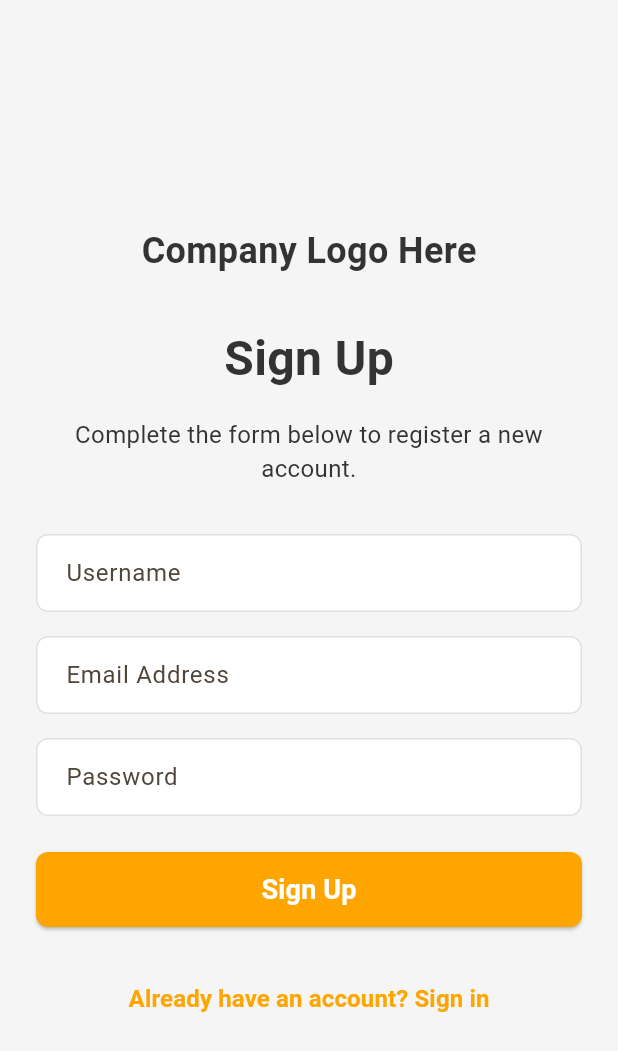
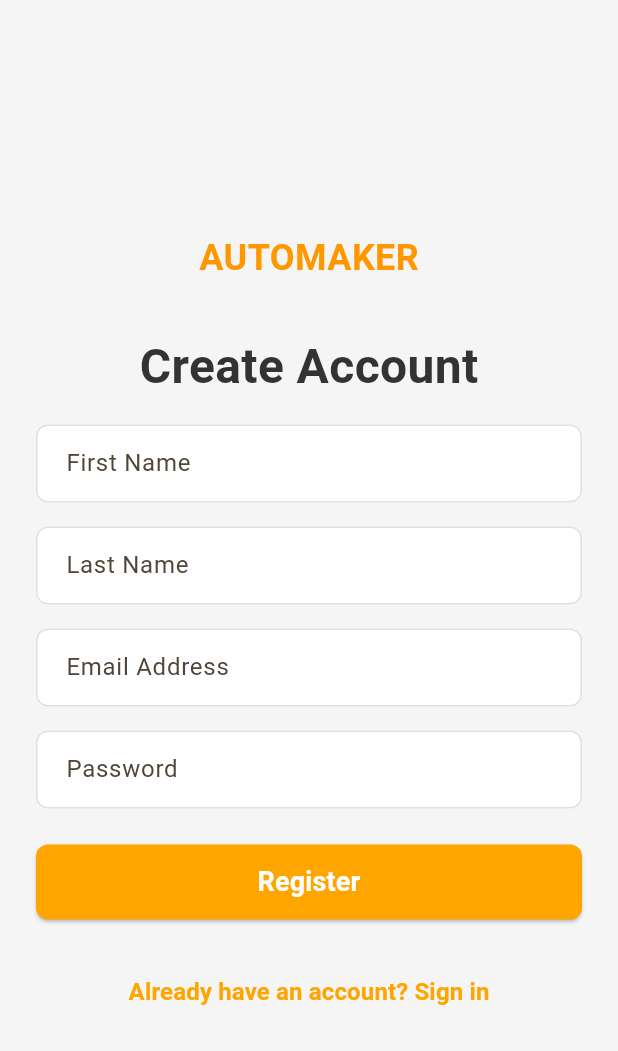
Before and after one commit to ManuelPeregrino/AutoMakerFrontend, a Flutter app: the SignUpScreen screen opened by its route, on a phone screen of 412 x 824 dp. Shown: the top 1051 px of the screen. Run offline on Flutter 3.47's test engine with Material 3 defaults, Android fonts, the phone set to English and light mode, and no system bars; network calls fail.

Commit message:
cambios aplicados en registrar usuario y en acceder a cuenta

```diff
--- /dev/null
+++ b/devtools_options.yaml
@@ -0,0 +1,3 @@
+description: This file stores settings for Dart & Flutter DevTools.
+documentation: https://docs.flutter.dev/tools/devtools/extensions#configure-extension-enablement-states
+extensions:
--- a/lib/app.dart
+++ b/lib/app.dart
@@ -19,7 +19,7 @@ class AutoMakerApp extends StatelessWidget {
         ),
         textTheme: AppStyles.textTheme,
       ),
-      initialRoute: AppRoutes.home,
+      initialRoute: AppRoutes.signIn,
       onGenerateRoute: AppRouter.generateRoute,
     );
   }
--- a/lib/main.dart
+++ b/lib/main.dart
@@ -1,13 +1,14 @@
 import 'package:flutter/material.dart';
 import 'package:provider/provider.dart';
 import 'app.dart';
-import 'presentation/profile/profile_view_model.dart';
+import 'presentation/sign_in/sign_in_view_model.dart';
+import 'presentation/sign_in/sign_in_screen.dart';
 
 void main() {
   runApp(
     MultiProvider(
       providers: [
-        ChangeNotifierProvider(create: (_) => ProfileViewModel()),
+        ChangeNotifierProvider(create: (_) => SignInViewModel()),
       ],
       child: const AutoMakerApp(),
     ),
--- a/lib/presentation/sign_up/sign_up_screen.dart
+++ b/lib/presentation/sign_up/sign_up_screen.dart
@@ -28,25 +28,30 @@ class _SignUpScreenState extends State<SignUpScreen> {
                   children: [
                     const SizedBox(height: 32),
                     const Text(
-                      'Company Logo Here',
-                      style: AppStyles.headline3,
+                      'AUTOMAKER',
+                      style: TextStyle(
+                        fontSize: 24,
+                        fontWeight: FontWeight.bold,
+                        color: Colors.orange,
+                      ),
                     ),
                     const SizedBox(height: 32),
                     const Text(
-                      'Sign Up',
+                      'Create Account',
                       style: AppStyles.headline1,
                     ),
                     const SizedBox(height: 16),
-                    const Text(
-                      'Complete the form below to register a new account.',
-                      textAlign: TextAlign.center,
-                      style: AppStyles.bodyText,
+                    TextField(
+                      onChanged: viewModel.setFirstName,
+                      decoration: AppStyles.inputDecoration.copyWith(
+                        labelText: 'First Name',
+                      ),
                     ),
-                    const SizedBox(height: 32),
+                    const SizedBox(height: 16),
                     TextField(
-                      onChanged: viewModel.setUsername,
+                      onChanged: viewModel.setLastName,
                       decoration: AppStyles.inputDecoration.copyWith(
-                        labelText: 'Username',
+                        labelText: 'Last Name',
                       ),
                     ),
                     const SizedBox(height: 16),
@@ -85,13 +90,30 @@ class _SignUpScreenState extends State<SignUpScreen> {
                             await viewModel.signUp();
                             if (viewModel.errorMessage == null &&
                                 context.mounted) {
-                              Navigator.pushReplacementNamed(
-                                  context, AppRoutes.signIn);
+                              showDialog(
+                                context: context,
+                                builder: (context) => AlertDialog(
+                                  title: const Text('Registration Successful'),
+                                  content: const Text(
+                                    'Your account has been successfully created. You can now log in.',
+                                  ),
+                                  actions: [
+                                    TextButton(
+                                      onPressed: () {
+                                        Navigator.of(context).pop();
+                                        Navigator.pushReplacementNamed(
+                                            context, AppRoutes.signIn);
+                                      },
+                                      child: const Text('OK'),
+                                    ),
+                                  ],
+                                ),
+                              );
                             }
                           },
                           style: AppStyles.primaryButtonStyle,
                           child: const Text(
-                            'Sign Up',
+                            'Register',
                             style: AppStyles.buttonText,
                           ),
                         ),
```
Also changed, not shown: lib/presentation/sign_in/sign_in_screen.dart (+10 -14 lines), lib/presentation/sign_up/sign_up_view_model.dart (+64 -21 lines).
